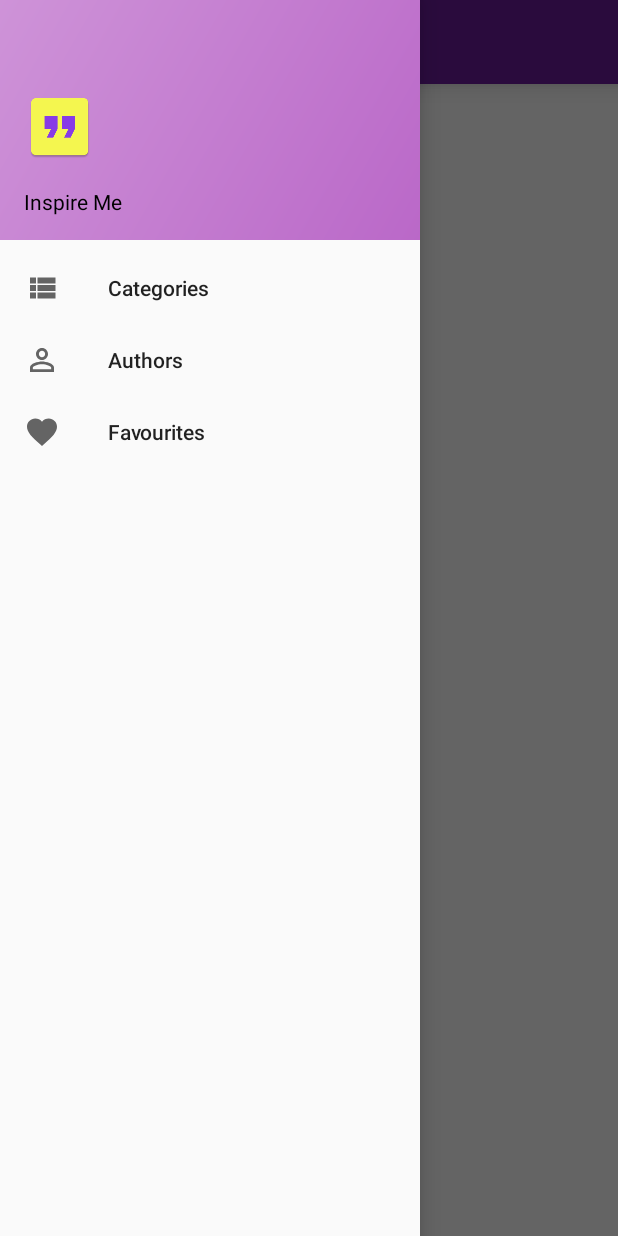
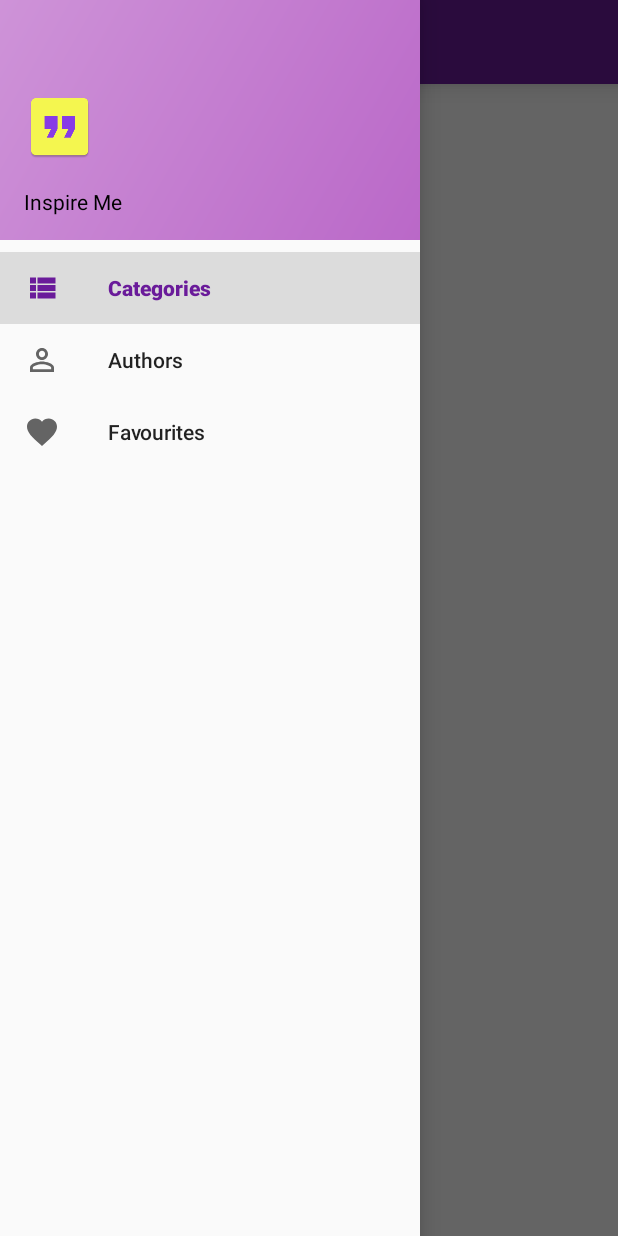
Before and after one commit to ktselvi/InspireMe, an Android app: the screen it shows after launch (MainActivity), with the side drawer open, on a phone screen of 412 x 824 dp. Run offline under Robolectric (Android 15) with nearby library versions, the phone set to English and light mode, and no system bars; our stand-ins replace ButterKnife, Firebase (no records; nobody signed in at launch, a user with empty details on screens opened directly).

Commit message:
Modified main activity code to avoid unnecessary data calls

```diff
--- a/app/src/main/java/com/ktselvi/inspireme/MainActivity.java
+++ b/app/src/main/java/com/ktselvi/inspireme/MainActivity.java
@@ -32,6 +32,7 @@ import com.ktselvi.inspireme.fragments.CategoriesListFragment;
 import com.ktselvi.inspireme.handlers.AuthorClickListener;
 import com.ktselvi.inspireme.handlers.CategoryClickListener;
 import com.ktselvi.inspireme.model.Author;
+import com.ktselvi.inspireme.model.Quote;
 import com.ktselvi.inspireme.network.NetworkAccess;
 
 import java.util.ArrayList;
@@ -52,9 +53,12 @@ public class MainActivity extends AppCompatActivity
     private ValueEventListener categoriesListener;
     private DatabaseReference mAuthorsReference;
     private ValueEventListener authorsListener;
+    private DatabaseReference mQuotesReference;
+    private ValueEventListener quotesListener;
     private FirebaseAnalytics mFirebaseAnalytics;
     private ArrayList<String> mCategoriesList;
     private ArrayList<Author> mAuthorsList;
+    private ArrayList<Quote> mQuotesList;
 
     private String ITEM_CATEGORIES = "Categories";
     private String ITEM_AUTHORS = "Authors";
@@ -82,6 +86,7 @@ public class MainActivity extends AppCompatActivity
 
         mCategoriesList = new ArrayList<>();
         mAuthorsList = new ArrayList<>();
+        mQuotesList = new ArrayList<>();
         //Initializing UI elements
         setUpUi();
 
@@ -95,7 +100,7 @@ public class MainActivity extends AppCompatActivity
                 //Setting up Firebase
                 initializeFirebase();
                 //Starting the Async Task to fetch data
-                new CategoriesAsyncTask().execute();
+                new DataAsyncTask().execute();
             }
             else{
                 noNetworkErrorView.setVisibility(View.VISIBLE);
@@ -106,8 +111,8 @@ public class MainActivity extends AppCompatActivity
         else {
             //Setting up Firebase
             initializeFirebase();
-            //Add listeners for firebase references
-            getCategoriesData();
+            //Add listeners for firebase references and draw the UI as the categories view is the default view when the activity is created
+            getCategoriesData(true);
         }
     }
 
@@ -122,7 +127,7 @@ public class MainActivity extends AppCompatActivity
                     //Setting up Firebase
                     initializeFirebase();
                     //Starting the Async Task to fetch data
-                    new CategoriesAsyncTask().execute();
+                    new DataAsyncTask().execute();
                     unregisterReceiver(mConnectionReceiver);
                     mConnectionReceiver = null;
                 }
@@ -151,6 +156,7 @@ public class MainActivity extends AppCompatActivity
 
         NavigationView navigationView = (NavigationView) findViewById(R.id.nav_view);
         navigationView.setNavigationItemSelectedListener(this);
+        navigationView.setCheckedItem(R.id.nav_category);
     }
 
     /**
@@ -162,6 +168,8 @@ public class MainActivity extends AppCompatActivity
         mCategoriesReference.keepSynced(true);
         mAuthorsReference = mFirebaseDatabase.getReference("authors");
         mAuthorsReference.keepSynced(true);
+        mQuotesReference = mFirebaseDatabase.getReference("quotes");
+        mQuotesReference.keepSynced(true);
 
         mFirebaseAnalytics = FirebaseAnalytics.getInstance(this);
     }
@@ -184,11 +192,25 @@ public class MainActivity extends AppCompatActivity
         if (id == R.id.nav_category) {
             // Log the select event using firebase analytics
             logAnalyticEvent(ITEM_CATEGORIES);
-            getCategoriesData();
+            //If there is no data, then fetch the data and after receiving the data, draw the UI
+            if(mCategoriesList.size() == 0){
+                getCategoriesData(true);
+            }
+            else {
+                //There is data, so need to fetch again, just draw the UI
+                addCategoriesListView();
+            }
         } else if (id == R.id.nav_authors) {
             // Log the select event using firebase analytics
             logAnalyticEvent(ITEM_AUTHORS);
-            getAuthorsData();
+            //If there is no data, then fetch the data and after receiving the data, draw the UI
+            if(mAuthorsList.size() == 0){
+                getAuthorsData(true);
+            }
+            else{
+                //There is data, so need to fetch again, just draw the UI
+                addAuthorsListView();
+            }
         } else if (id == R.id.nav_fav) {
             // Log the select event using firebase analytics
             logAnalyticEvent(ITEM_FAVOURITES);
@@ -234,11 +256,15 @@ public class MainActivity extends AppCompatActivity
         startActivity(intent);
     }
 
-    private class CategoriesAsyncTask extends AsyncTask<Void, Void, Void> {
+    private class DataAsyncTask extends AsyncTask<Void, Void, Void> {
 
         @Override
         protected Void doInBackground(Void... params) {
-            getCategoriesData();
+            //As the Async task is called only if it is first run, we pass drawUI as true to getCategoriesData
+            //This is because categories view is the default view when the activity is launched. Hence we want to fetch the data and draw the UI with the results
+            getCategoriesData(true);
+            getAuthorsData(false);
+            getQuotesData();
             return null;
         }
 
@@ -253,7 +279,8 @@ public class MainActivity extends AppCompatActivity
     /**
      * Getting the categories data from Firebase database
      */
-    private void getCategoriesData(){
+    private void getCategoriesData(final boolean drawUI){
+        if(categoriesListener == null){
             categoriesListener = new ValueEventListener() {
                 @Override
                 public void onDataChange(DataSnapshot dataSnapshot) {
@@ -261,7 +288,9 @@ public class MainActivity extends AppCompatActivity
                     for (DataSnapshot child : dataSnapshot.getChildren()){
                         mCategoriesList.add((String) child.getValue());
                     }
+                    if(drawUI){
                         addCategoriesListView();
+                    }
                 }
 
                 @Override
@@ -270,6 +299,31 @@ public class MainActivity extends AppCompatActivity
                 }
             };
             mCategoriesReference.addValueEventListener(categoriesListener);
+        }
+    }
+
+    /**
+     * Getting the quotes data from Firebase database
+     */
+    private void getQuotesData(){
+        if(quotesListener == null){
+            quotesListener = new ValueEventListener() {
+                @Override
+                public void onDataChange(DataSnapshot dataSnapshot) {
+                    mQuotesList.clear();
+                    for (DataSnapshot child : dataSnapshot.getChildren()){
+                        Quote quote = child.getValue(Quote.class);
+                        mQuotesList.add(quote);
+                    }
+                }
+
+                @Override
+                public void onCancelled(DatabaseError databaseError) {
+                    FirebaseCrash.log("getQuotesData - Could not fetch data : "+databaseError.toString());
+                }
+            };
+            mQuotesReference.addValueEventListener(quotesListener);
+        }
     }
 
     /**
@@ -294,7 +348,8 @@ public class MainActivity extends AppCompatActivity
     /**
      * Getting the authors data from Firebase database
      */
-    private void getAuthorsData(){
+    private void getAuthorsData(final boolean drawUI){
+        if(authorsListener == null){
             authorsListener = new ValueEventListener() {
                 @Override
                 public void onDataChange(DataSnapshot dataSnapshot) {
@@ -303,7 +358,9 @@ public class MainActivity extends AppCompatActivity
                         Author a = child.getValue(Author.class);
                         mAuthorsList.add(a);
                     }
+                    if(drawUI){
                         addAuthorsListView();
+                    }
                 }
 
                 @Override
@@ -312,6 +369,7 @@ public class MainActivity extends AppCompatActivity
                 }
             };
             mAuthorsReference.addValueEventListener(authorsListener);
+        }
     }
 
     /**
@@ -338,6 +396,9 @@ public class MainActivity extends AppCompatActivity
         if(mAuthorsReference != null && authorsListener!= null){
             mAuthorsReference.removeEventListener(authorsListener);
         }
+        if(mQuotesReference != null && quotesListener!= null){
+            mQuotesReference.removeEventListener(quotesListener);
+        }
 
         if(mConnectionReceiver != null){
             unregisterReceiver(mConnectionReceiver);
--- /dev/null
+++ b/app/src/main/res/drawable/ic_error_outline_black_24dp.xml
@@ -0,0 +1,5 @@
+<vector android:alpha="0.72" android:autoMirrored="true"
+    android:height="24dp" android:viewportHeight="24.0"
+    android:viewportWidth="24.0" android:width="24dp" xmlns:android="http://schemas.android.com/apk/res/android">
+    <path android:fillColor="#FF000000" android:pathData="M11,15h2v2h-2zM11,7h2v6h-2zM11.99,2C6.47,2 2,6.48 2,12s4.47,10 9.99,10C17.52,22 22,17.52 22,12S17.52,2 11.99,2zM12,20c-4.42,0 -8,-3.58 -8,-8s3.58,-8 8,-8 8,3.58 8,8 -3.58,8 -8,8z"/>
+</vector>
--- /dev/null
+++ b/app/src/main/res/drawable/ic_person_outline_black_24dp.xml
@@ -0,0 +1,9 @@
+<vector xmlns:android="http://schemas.android.com/apk/res/android"
+        android:width="24dp"
+        android:height="24dp"
+        android:viewportWidth="24.0"
+        android:viewportHeight="24.0">
+    <path
+        android:fillColor="#FF000000"
+        android:pathData="M12,5.9c1.16,0 2.1,0.94 2.1,2.1s-0.94,2.1 -2.1,2.1S9.9,9.16 9.9,8s0.94,-2.1 2.1,-2.1m0,9c2.97,0 6.1,1.46 6.1,2.1v1.1L5.9,18.1L5.9,17c0,-0.64 3.13,-2.1 6.1,-2.1M12,4C9.79,4 8,5.79 8,8s1.79,4 4,4 4,-1.79 4,-4 -1.79,-4 -4,-4zM12,13c-2.67,0 -8,1.34 -8,4v3h16v-3c0,-2.66 -5.33,-4 -8,-4z"/>
+</vector>
--- /dev/null
+++ b/app/src/main/res/drawable/ic_view_list_black_24dp.xml
@@ -0,0 +1,9 @@
+<vector xmlns:android="http://schemas.android.com/apk/res/android"
+        android:width="24dp"
+        android:height="24dp"
+        android:viewportWidth="24.0"
+        android:viewportHeight="24.0">
+    <path
+        android:fillColor="#FF000000"
+        android:pathData="M4,14h4v-4L4,10v4zM4,19h4v-4L4,15v4zM4,9h4L8,5L4,5v4zM9,14h12v-4L9,10v4zM9,19h12v-4L9,15v4zM9,5v4h12L21,5L9,5z"/>
+</vector>
```
Lines whose indentation alone changed are shown as unchanged.
